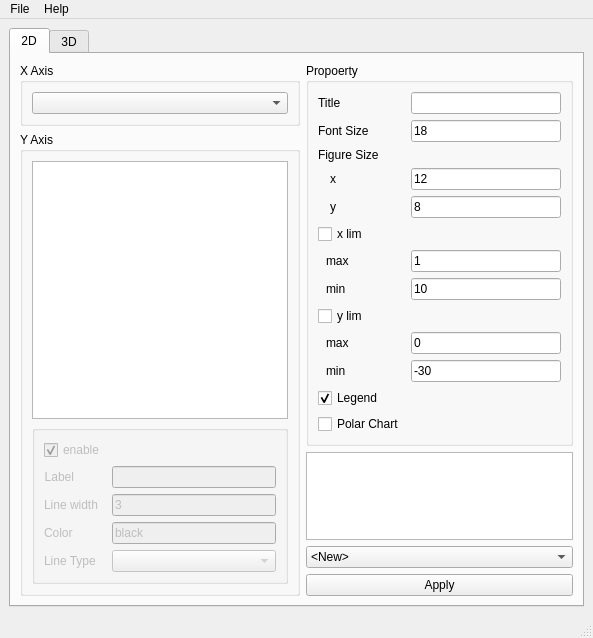
First picture: the form in ui/setting_window.ui, repository yn4k4nishi/aemwel_viewer, before the edit.
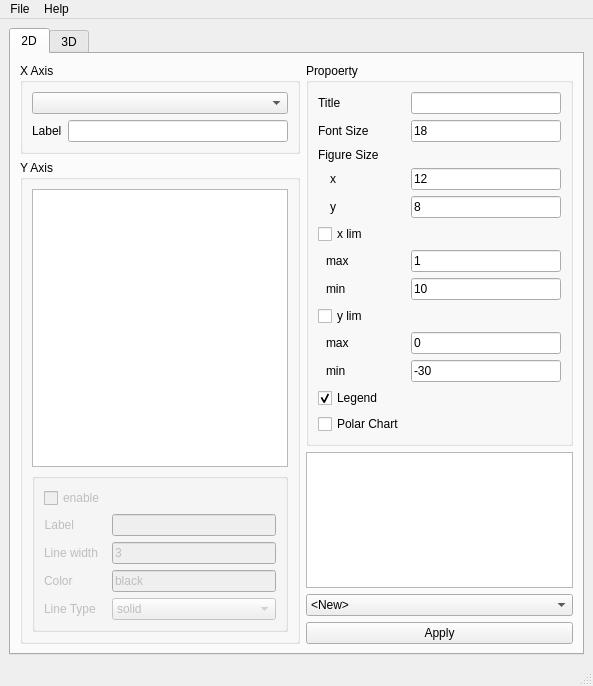
Second picture: the form after the edit.

The edit to the form file:
```diff
--- a/ui/setting_window.ui
+++ b/ui/setting_window.ui
@@ -7,7 +7,7 @@
     <x>0</x>
     <y>0</y>
     <width>593</width>
-    <height>638</height>
+    <height>686</height>
    </rect>
   </property>
   <property name="windowTitle">
@@ -53,6 +53,23 @@
                <item>
                 <widget class="QComboBox" name="comboBox_XAxis"/>
                </item>
+               <item>
+                <layout class="QHBoxLayout" name="horizontalLayout_2">
+                 <property name="topMargin">
+                  <number>0</number>
+                 </property>
+                 <item>
+                  <widget class="QLabel" name="label_14">
+                   <property name="text">
+                    <string>Label</string>
+                   </property>
+                  </widget>
+                 </item>
+                 <item>
+                  <widget class="QLineEdit" name="lineEdit_XLable"/>
+                 </item>
+                </layout>
+               </item>
               </layout>
              </widget>
             </item>
@@ -138,7 +155,28 @@
                      </widget>
                     </item>
                     <item row="5" column="1">
-                     <widget class="QComboBox" name="comboBox_2"/>
+                     <widget class="QComboBox" name="comboBox_LineType">
+                      <item>
+                       <property name="text">
+                        <string>solid</string>
+                       </property>
+                      </item>
+                      <item>
+                       <property name="text">
+                        <string>dashed</string>
+                       </property>
+                      </item>
+                      <item>
+                       <property name="text">
+                        <string>dash_dot</string>
+                       </property>
+                      </item>
+                      <item>
+                       <property name="text">
+                        <string>dotted</string>
+                       </property>
+                      </item>
+                     </widget>
                     </item>
                     <item row="1" column="0">
                      <widget class="QCheckBox" name="checkBox">
@@ -146,7 +184,7 @@
                        <string>enable</string>
                       </property>
                       <property name="checked">
-                       <bool>true</bool>
+                       <bool>false</bool>
                       </property>
                       <property name="tristate">
                        <bool>false</bool>
```
Left out of the diff: 194 changed lines with no effect on the pictures.
